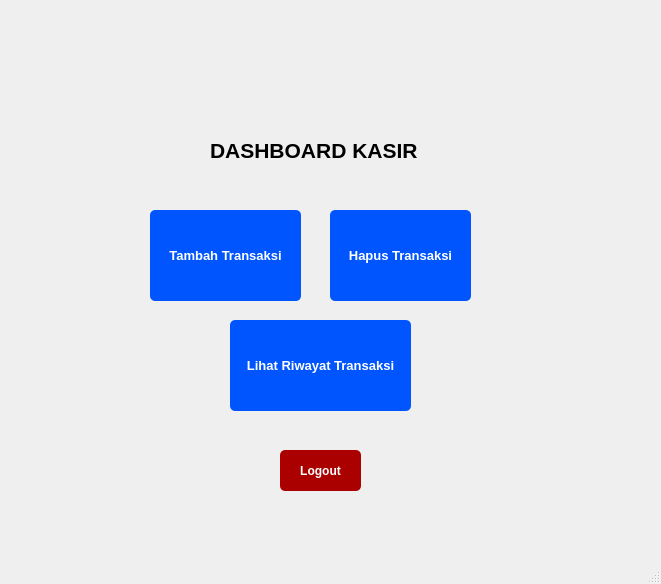
naylasalsdev-project/SudiKasusUAS, file dashboard_kasir.ui: the form before one commit.
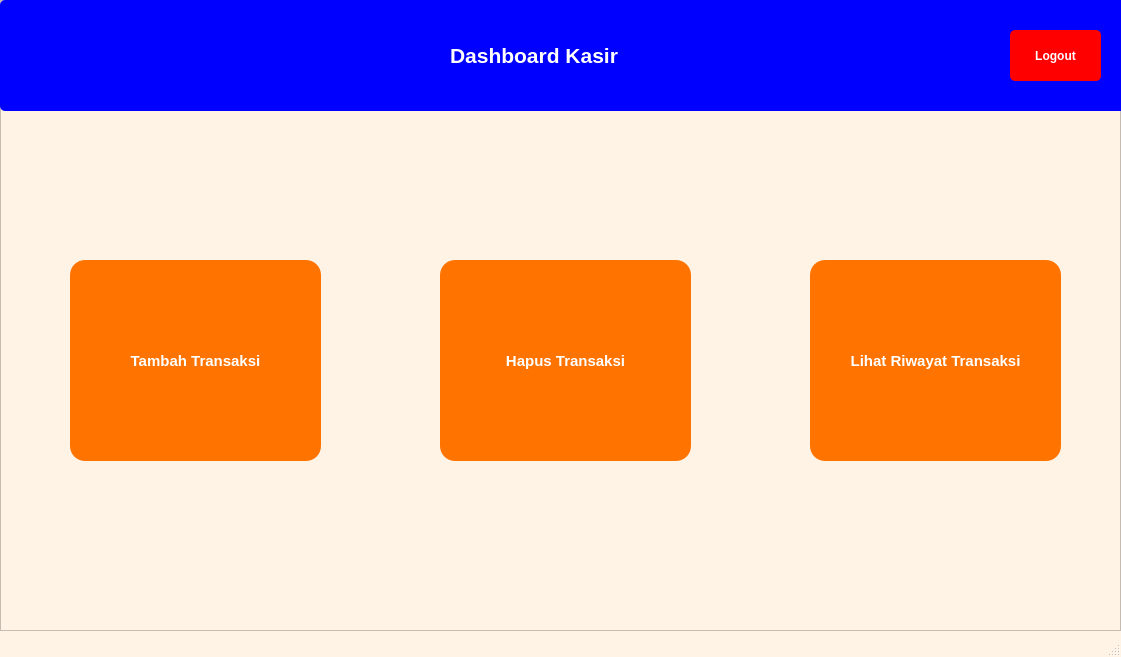
The form after the commit.

What changed in the file:
```diff
--- a/dashboard_kasir.ui
+++ b/dashboard_kasir.ui
@@ -6,57 +6,98 @@
    <rect>
     <x>0</x>
     <y>0</y>
-    <width>661</width>
-    <height>584</height>
+    <width>1121</width>
+    <height>657</height>
    </rect>
   </property>
+  <property name="font">
+   <font>
+    <pointsize>12</pointsize>
+   </font>
+  </property>
   <property name="windowTitle">
    <string>MainWindow</string>
   </property>
+  <property name="styleSheet">
+   <string notr="true">QMainWindow {
+    background-color: rgb(255, 243, 229);          
+}</string>
+  </property>
   <widget class="QWidget" name="centralwidget">
-   <widget class="QLabel" name="label">
+   <property name="styleSheet">
+    <string notr="true">QWidget{
+    background-color: rgb(255, 243, 229);          
+}</string>
+   </property>
+   <widget class="QFrame" name="frame">
     <property name="geometry">
      <rect>
-      <x>210</x>
-      <y>130</y>
-      <width>221</width>
-      <height>41</height>
+      <x>0</x>
+      <y>0</y>
+      <width>1121</width>
+      <height>631</height>
      </rect>
     </property>
-    <property name="font">
-     <font>
-      <pointsize>16</pointsize>
-      <weight>75</weight>
-      <bold>true</bold>
-     </font>
+    <property name="styleSheet">
+     <string notr="true">QFrame {
+    background-color: rgb(255, 243, 229);          
+}</string>
     </property>
-    <property name="text">
-     <string>DASHBOARD KASIR</string>
+    <property name="frameShape">
+     <enum>QFrame::StyledPanel</enum>
     </property>
-   </widget>
+    <property name="frameShadow">
+     <enum>QFrame::Raised</enum>
+    </property>
    <widget class="QPushButton" name="pushButton_2">
     <property name="geometry">
      <rect>
-      <x>150</x>
-      <y>210</y>
-      <width>151</width>
-      <height>91</height>
+       <x>810</x>
+       <y>260</y>
+       <width>251</width>
+       <height>201</height>
      </rect>
     </property>
     <property name="font">
      <font>
-      <pointsize>10</pointsize>
+       <pointsize>11</pointsize>
       <weight>75</weight>
       <bold>true</bold>
      </font>
     </property>
     <property name="styleSheet">
      <string notr="true">QPushButton {
-    background-color: rgb(0, 85, 255);
-    color: white;
-    border-radius: 5px;   
-    padding: 6px;           
-}</string>
+   background-color: rgb(255, 115, 1);
+   color: white;    
+   border-radius: 15px;   
+   padding: 6px;}</string>
+     </property>
+     <property name="text">
+      <string>Lihat Riwayat Transaksi</string>
+     </property>
+    </widget>
+    <widget class="QPushButton" name="pushButton">
+     <property name="geometry">
+      <rect>
+       <x>70</x>
+       <y>260</y>
+       <width>251</width>
+       <height>201</height>
+      </rect>
+     </property>
+     <property name="font">
+      <font>
+       <pointsize>11</pointsize>
+       <weight>75</weight>
+       <bold>true</bold>
+      </font>
+     </property>
+     <property name="styleSheet">
+      <string notr="true">QPushButton {
+   background-color: rgb(255, 115, 1);
+   color: white;    
+   border-radius: 15px;   
+   padding: 6px;}</string>
     </property>
     <property name="text">
      <string>Tambah Transaksi</string>
@@ -65,38 +106,77 @@
    <widget class="QPushButton" name="pushButton_3">
     <property name="geometry">
      <rect>
-      <x>330</x>
-      <y>210</y>
-      <width>141</width>
-      <height>91</height>
+       <x>440</x>
+       <y>260</y>
+       <width>251</width>
+       <height>201</height>
      </rect>
     </property>
     <property name="font">
      <font>
-      <pointsize>10</pointsize>
+       <pointsize>11</pointsize>
       <weight>75</weight>
       <bold>true</bold>
      </font>
     </property>
     <property name="styleSheet">
      <string notr="true">QPushButton {
-    background-color: rgb(0, 85, 255);
-    color: white;
-    border-radius: 5px;   
-    padding: 6px;           
-}</string>
+   background-color: rgb(255, 115, 1);
+   color: white;    
+   border-radius: 15px;   
+   padding: 6px;}</string>
     </property>
     <property name="text">
      <string>Hapus Transaksi</string>
     </property>
    </widget>
+    <widget class="QWidget" name="widget" native="true">
+     <property name="geometry">
+      <rect>
+       <x>0</x>
+       <y>0</y>
+       <width>1131</width>
+       <height>111</height>
+      </rect>
+     </property>
+     <property name="styleSheet">
+      <string notr="true">QWidget {
+    background-color: rgb(0, 0, 255);
+	border-radius: 5px        
+}</string>
+     </property>
+     <widget class="QLabel" name="label">
+      <property name="geometry">
+       <rect>
+        <x>450</x>
+        <y>30</y>
+        <width>231</width>
+        <height>51</height>
+       </rect>
+      </property>
+      <property name="font">
+       <font>
+        <pointsize>16</pointsize>
+        <weight>75</weight>
+        <bold>true</bold>
+       </font>
+      </property>
+      <property name="styleSheet">
+       <string notr="true">QLabel {
+	color : white
+	}</string>
+      </property>
+      <property name="text">
+       <string>Dashboard Kasir</string>
+      </property>
+     </widget>
    <widget class="QPushButton" name="pushButton_5">
     <property name="geometry">
      <rect>
-      <x>280</x>
-      <y>450</y>
-      <width>81</width>
-      <height>41</height>
+        <x>1010</x>
+        <y>30</y>
+        <width>91</width>
+        <height>51</height>
      </rect>
     </property>
     <property name="font">
@@ -108,43 +188,16 @@
     </property>
     <property name="styleSheet">
      <string notr="true">QPushButton {
-    background-color: rgb(170, 0, 0);
-    color: white;
-    border-radius: 5px;   
-    padding: 6px;           
-}</string>
+   background-color: rgb(255, 0, 0);
+   color: white;    
+   border-radius: 5px;   
+   padding: 6px;}</string>
     </property>
     <property name="text">
      <string>Logout</string>
     </property>
    </widget>
-   <widget class="QPushButton" name="pushButton_4">
-    <property name="geometry">
-     <rect>
-      <x>230</x>
-      <y>320</y>
-      <width>181</width>
-      <height>91</height>
-     </rect>
-    </property>
-    <property name="font">
-     <font>
-      <pointsize>10</pointsize>
-      <weight>75</weight>
-      <bold>true</bold>
-     </font>
-    </property>
-    <property name="styleSheet">
-     <string notr="true">QPushButton {
-    background-color: rgb(0, 85, 255);
-    color: white;
-    border-radius: 5px;   
-    padding: 6px;           
-}</string>
-    </property>
-    <property name="text">
-     <string>Lihat Riwayat Transaksi</string>
-    </property>
+    </widget>
    </widget>
   </widget>
   <widget class="QMenuBar" name="menubar">
```
Left out of the diff: 4 changed lines with no effect on the pictures. Lines whose indentation alone changed are shown as unchanged.
